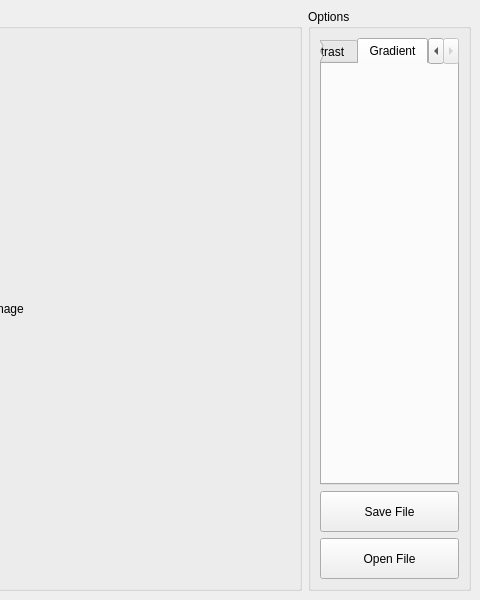
The window that mainwindow.ui (3xiced/ImageProcessorApp) describes before a commit, drawn with Qt 5; both pictures show x 329 to 809 and y 0 to 600 of the 809 by 600 pixel window.
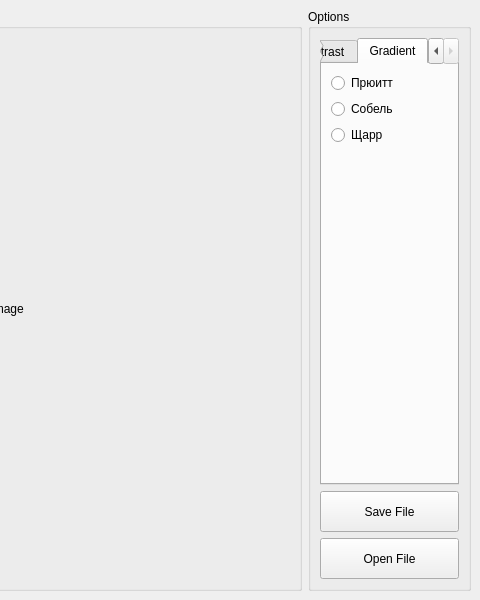
The same window after the commit. The open tabs and pages were chosen to show the change.

```diff
--- a/mainwindow.ui
+++ b/mainwindow.ui
@@ -144,6 +144,42 @@
           <attribute name="title">
            <string>Gradient</string>
           </attribute>
+          <layout class="QVBoxLayout" name="verticalLayout_3">
+           <item>
+            <widget class="QRadioButton" name="radioButton_3">
+             <property name="text">
+              <string>Прюитт</string>
+             </property>
+            </widget>
+           </item>
+           <item>
+            <widget class="QRadioButton" name="radioButton_4">
+             <property name="text">
+              <string>Собель</string>
+             </property>
+            </widget>
+           </item>
+           <item>
+            <widget class="QRadioButton" name="radioButton_5">
+             <property name="text">
+              <string>Щарр</string>
+             </property>
+            </widget>
+           </item>
+           <item>
+            <spacer name="verticalSpacer_2">
+             <property name="orientation">
+              <enum>Qt::Vertical</enum>
+             </property>
+             <property name="sizeHint" stdset="0">
+              <size>
+               <width>20</width>
+               <height>339</height>
+              </size>
+             </property>
+            </spacer>
+           </item>
+          </layout>
          </widget>
         </widget>
        </item>
```
Left out of the diff: 2 changed lines with no effect on the pictures.
